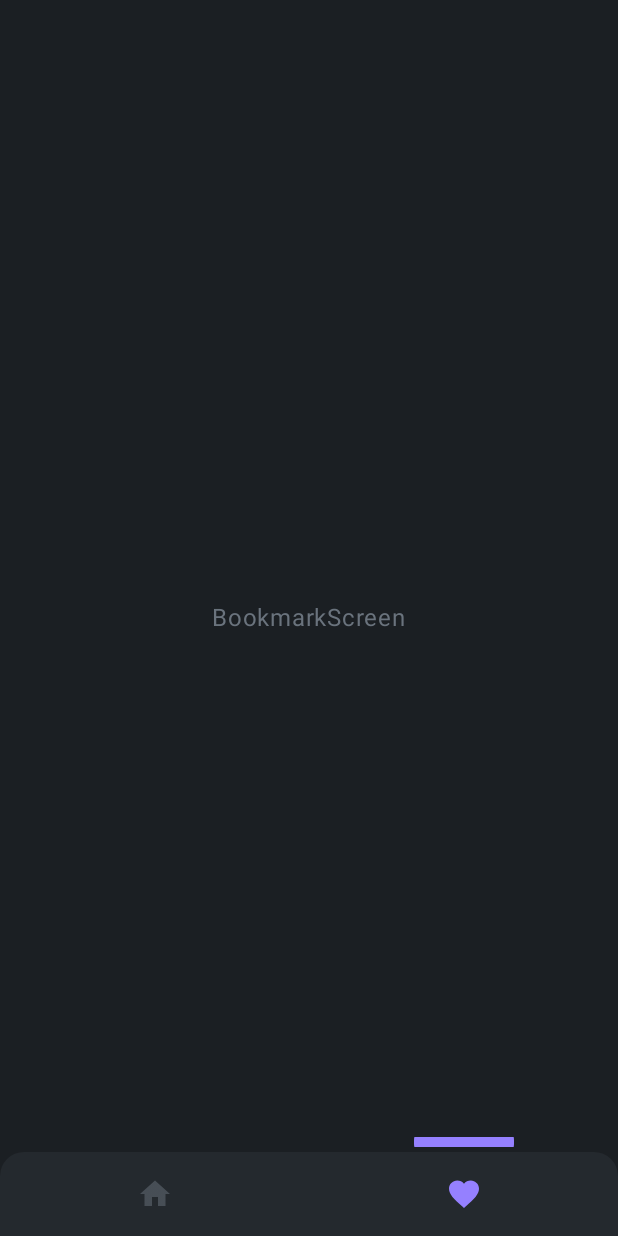
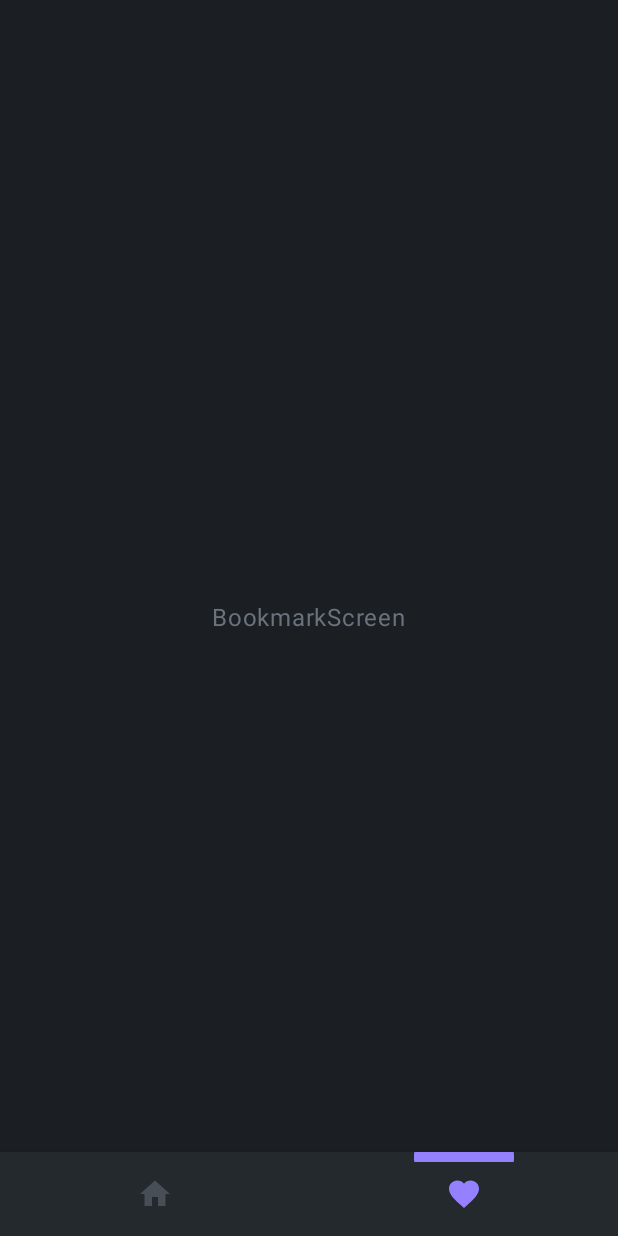
Before and after one commit to DanielJ06/tabnews-compose, an Android app built with Jetpack Compose: the screen it shows after launch (MainActivity), item 2 of the bottom bar chosen, on a phone screen of 412 x 824 dp. Run offline under Robolectric (Android 15) with nearby library versions, the phone set to English and light mode, and no system bars; our stand-ins replace Dagger/Hilt's generated code, accompanist; 1 statement that could not run was skipped.

```diff
--- a/app/src/main/java/com/djr/tabnews/MainActivity.kt
+++ b/app/src/main/java/com/djr/tabnews/MainActivity.kt
@@ -6,12 +6,17 @@ import androidx.activity.compose.setContent
 import androidx.compose.animation.AnimatedVisibility
 import androidx.compose.animation.slideInVertically
 import androidx.compose.animation.slideOutVertically
+import androidx.compose.foundation.layout.ExperimentalLayoutApi
+import androidx.compose.foundation.layout.PaddingValues
+import androidx.compose.foundation.layout.consumedWindowInsets
+import androidx.compose.foundation.layout.padding
 import androidx.compose.material.Scaffold
 import androidx.compose.runtime.LaunchedEffect
 import androidx.compose.runtime.getValue
 import androidx.compose.runtime.mutableStateOf
 import androidx.compose.runtime.saveable.rememberSaveable
 import androidx.compose.runtime.setValue
+import androidx.compose.ui.Modifier
 import androidx.navigation.compose.currentBackStackEntryAsState
 import androidx.navigation.compose.rememberNavController
 import com.djr.tabnews.core.navigation.AppNavigation
@@ -23,6 +28,7 @@ import dagger.hilt.android.AndroidEntryPoint
 
 @AndroidEntryPoint
 class MainActivity : ComponentActivity() {
+    @OptIn(ExperimentalLayoutApi::class)
     override fun onCreate(savedInstanceState: Bundle?) {
         super.onCreate(savedInstanceState)
         setContent {
@@ -58,7 +64,12 @@ class MainActivity : ComponentActivity() {
                         }
                     }
                 ) {
-                    TnNavHost(navController = navController)
+                    TnNavHost(
+                        navController = navController,
+                        modifier = Modifier
+                            .padding(if (bottomBarVisible) it else PaddingValues())
+                            .consumedWindowInsets(if (bottomBarVisible) it else PaddingValues())
+                    )
                 }
             }
         }
--- a/app/src/main/java/com/djr/tabnews/core/navigation/TnNavHost.kt
+++ b/app/src/main/java/com/djr/tabnews/core/navigation/TnNavHost.kt
@@ -1,6 +1,7 @@
 package com.djr.tabnews.core.navigation
 
 import androidx.compose.runtime.Composable
+import androidx.compose.ui.Modifier
 import androidx.navigation.NavHostController
 import androidx.navigation.compose.NavHost
 import com.djr.tabnews.features.bookmark.bookmarks.navigation.addBookmarksScreen
@@ -9,11 +10,13 @@ import com.djr.tabnews.features.main.graph.mainGraphRoute
 
 @Composable
 fun TnNavHost(
-    navController: NavHostController
+    navController: NavHostController,
+    modifier: Modifier = Modifier
 ) {
     NavHost(
         navController = navController,
-        startDestination = mainGraphRoute
+        startDestination = mainGraphRoute,
+        modifier = modifier
     ) {
         addMainGraph(navController)
         addBookmarksScreen()
--- a/app/src/main/java/com/djr/tabnews/core/uikit/components/tn_bottom_bar/TnBottomBar.kt
+++ b/app/src/main/java/com/djr/tabnews/core/uikit/components/tn_bottom_bar/TnBottomBar.kt
@@ -4,14 +4,13 @@ import androidx.compose.animation.core.Animatable
 import androidx.compose.animation.core.CubicBezierEasing
 import androidx.compose.animation.core.tween
 import androidx.compose.foundation.Canvas
+import androidx.compose.foundation.background
 import androidx.compose.foundation.layout.*
-import androidx.compose.foundation.shape.RoundedCornerShape
 import androidx.compose.material.BottomNavigation
 import androidx.compose.material.BottomNavigationItem
 import androidx.compose.material.Icon
 import androidx.compose.runtime.*
 import androidx.compose.ui.Modifier
-import androidx.compose.ui.draw.clip
 import androidx.compose.ui.geometry.CornerRadius
 import androidx.compose.ui.geometry.Offset
 import androidx.compose.ui.geometry.Size
@@ -34,22 +33,12 @@ fun TnBottomBar(
     val coroutineScope = rememberCoroutineScope()
     val iconCoordinates = remember { Animatable(0f) }
 
-    Column {
-        FloatingIndicatorPill(
-            indicatorColor = TabNewsTheme.colors.accentPrimary,
-            pillSize = Size(width = 100f, height = 10.dp.value),
-            axisXCoordinates = iconCoordinates.value
-        )
+    Box(
+        modifier = Modifier
+            .background(TabNewsTheme.colors.secondaryBg)
+    ) {
         BottomNavigation(
             backgroundColor = TabNewsTheme.colors.secondaryBg,
-            contentColor = TabNewsTheme.colors.borderLight,
-            modifier = Modifier
-                .clip(
-                    RoundedCornerShape(
-                        topStart = TabNewsTheme.spacing.Xxxs,
-                        topEnd = TabNewsTheme.spacing.Xxxs
-                    )
-                )
         ) {
             destinations.forEach { screen ->
                 val isSelected = currentDestination.isTopLevelDestinationInHierarchy(screen)
@@ -87,6 +76,11 @@ fun TnBottomBar(
                 )
             }
         }
+        FloatingIndicatorPill(
+            indicatorColor = TabNewsTheme.colors.accentPrimary,
+            pillSize = Size(width = 100f, height = 10.dp.value),
+            axisXCoordinates = iconCoordinates.value
+        )
     }
 }
 
--- a/app/src/main/java/com/djr/tabnews/features/main/home/HomeScreen.kt
+++ b/app/src/main/java/com/djr/tabnews/features/main/home/HomeScreen.kt
@@ -2,47 +2,102 @@ package com.djr.tabnews.features.main.home
 
 
 import androidx.compose.foundation.background
-import androidx.compose.foundation.clickable
-import androidx.compose.foundation.layout.Arrangement
-import androidx.compose.foundation.layout.Column
-import androidx.compose.foundation.layout.fillMaxSize
+import androidx.compose.foundation.layout.*
+import androidx.compose.foundation.lazy.LazyColumn
+import androidx.compose.foundation.lazy.items
 import androidx.compose.material.Text
 import androidx.compose.runtime.Composable
+import androidx.compose.runtime.collectAsState
+import androidx.compose.runtime.getValue
 import androidx.compose.ui.Alignment
+import androidx.compose.ui.Alignment.Companion.BottomCenter
 import androidx.compose.ui.Modifier
+import androidx.compose.ui.graphics.Brush
+import androidx.compose.ui.graphics.Color
+import androidx.compose.ui.tooling.preview.Preview
+import androidx.compose.ui.unit.dp
+import androidx.hilt.navigation.compose.hiltViewModel
+import com.djr.tabnews.core.uikit.components.postCard.PostCard
 import com.djr.tabnews.core.uikit.theme.TabNewsTheme
 
 @Composable
 fun HomeRoute(
     navigateToDetails: (postId: String) -> Unit,
-    modifier: Modifier = Modifier
+    modifier: Modifier = Modifier,
+    homeViewModel: HomeViewModel = hiltViewModel()
 ) {
+    val state by homeViewModel.postState.collectAsState()
+
     HomeScreen(
         navigateToDetails = navigateToDetails,
-        modifier = modifier
+        modifier = modifier,
+        state = state
+    )
+}
+
+@Preview
+@Composable
+fun HomeScreenPreview() {
+    HomeScreen(
+        navigateToDetails = {}, state = HomeState()
     )
 }
 
 @Composable
 fun HomeScreen(
     navigateToDetails: (postId: String) -> Unit,
-    modifier: Modifier = Modifier
+    modifier: Modifier = Modifier,
+    state: HomeState
 ) {
     Column(
-        verticalArrangement = Arrangement.Center,
         horizontalAlignment = Alignment.CenterHorizontally,
         modifier = modifier
             .fillMaxSize()
             .background(color = TabNewsTheme.colors.primaryBg)
     ) {
-        val happy = true
-        val mood = if (happy) ":D" else ":("
-        Text(
-            text = "HomeScreen $mood",
-            color = TabNewsTheme.colors.textNeutral,
-            modifier = Modifier.clickable {
-                navigateToDetails("temp_id")
+
+        if (state.isLoading) {
+            Text(text = "Carregando...")
+        }
+
+        if (state.posts.isNotEmpty()) {
+            LazyColumn(
+                contentPadding = PaddingValues(
+                    all = TabNewsTheme.spacing.Xxxs
+                )
+            ) {
+                items(state.posts) { post ->
+                    Column(
+                        modifier = Modifier
+                            .padding(
+                                vertical = TabNewsTheme.spacing.Nano
+                            )
+                    ) {
+                        PostCard(postItem = post)
+                    }
+                }
             }
+        }
+    }
+
+    Box(
+        modifier = Modifier
+            .fillMaxSize(),
+        BottomCenter
+    ) {
+        Spacer(
+            modifier = Modifier
+                .height(60.dp)
+                .fillMaxWidth()
+                .background(
+                    Brush.verticalGradient(
+                        listOf(
+                            Color.Transparent,
+                            TabNewsTheme.colors.primaryBg,
+                        )
+                    )
+                )
         )
     }
+
 }
--- /dev/null
+++ b/app/src/main/java/com/djr/tabnews/features/main/home/HomeState.kt
@@ -0,0 +1,9 @@
+package com.djr.tabnews.features.main.home
+
+import com.djr.tabnews.domain.models.PostModel
+
+data class HomeState(
+    val isLoading: Boolean = false,
+    val posts: List<PostModel> = emptyList(),
+    val error: String = ""
+)
--- /dev/null
+++ b/app/src/main/java/com/djr/tabnews/features/main/home/HomeViewModel.kt
@@ -0,0 +1,44 @@
+package com.djr.tabnews.features.main.home
+
+import androidx.lifecycle.ViewModel
+import androidx.lifecycle.viewModelScope
+import com.djr.tabnews.domain.Resource
+import com.djr.tabnews.domain.useCases.posts.GetPostsUseCase
+import dagger.hilt.android.lifecycle.HiltViewModel
+import kotlinx.coroutines.flow.MutableStateFlow
+import kotlinx.coroutines.flow.StateFlow
+import kotlinx.coroutines.launch
+import javax.inject.Inject
+
+@HiltViewModel
+class HomeViewModel @Inject constructor(
+    private val getPostsUseCase: GetPostsUseCase
+) : ViewModel() {
+
+    private val _postsState = MutableStateFlow(HomeState())
+    val postState: StateFlow<HomeState> = _postsState
+
+    init {
+        handleGetPosts()
+    }
+
+    private fun handleGetPosts() {
+        viewModelScope.launch {
+            getPostsUseCase.invoke().collect {
+                when (it) {
+                    is Resource.Success -> {
+                        _postsState.value = HomeState(posts = it.data ?: emptyList())
+                    }
+                    is Resource.Loading -> {
+                        _postsState.value = HomeState(isLoading = true)
+                    }
+                    is Resource.Error -> {
+                        _postsState.value =
+                            HomeState(error = it.message ?: "An unexpected error occurred")
+                    }
+                }
+            }
+        }
+    }
+
+}
```
